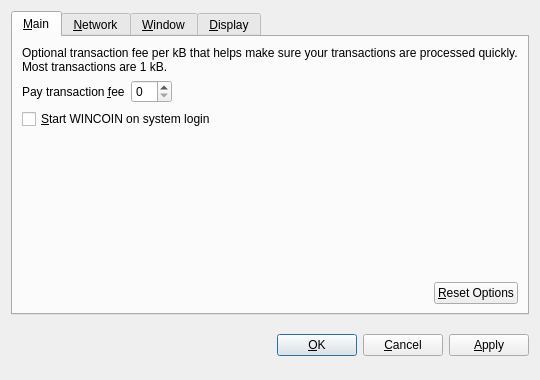
Qt form src/qt/forms/optionsdialog.ui (ZEBRX/nikoin-dashboard) before a commit.
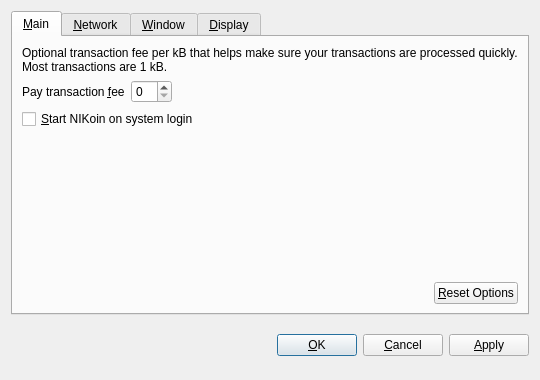
The same form after that commit. Custom widgets are drawn as their Qt base class.

Commit message: Change name from wincoin to NIKcoin, change in genesis block parameters. Details at JIRA.

```diff
--- a/src/qt/forms/optionsdialog.ui
+++ b/src/qt/forms/optionsdialog.ui
@@ -82,7 +82,7 @@
           <string>Automatically start WINCOIN after logging in to the system.</string>
          </property>
          <property name="text">
-          <string>&amp;Start WINCOIN on system login</string>
+          <string>&amp;Start NIKoin on system login</string>
          </property>
         </widget>
        </item>
```
Left out of the diff: 10 changed lines with no effect on the pictures. The commit also changes 110 other files.
